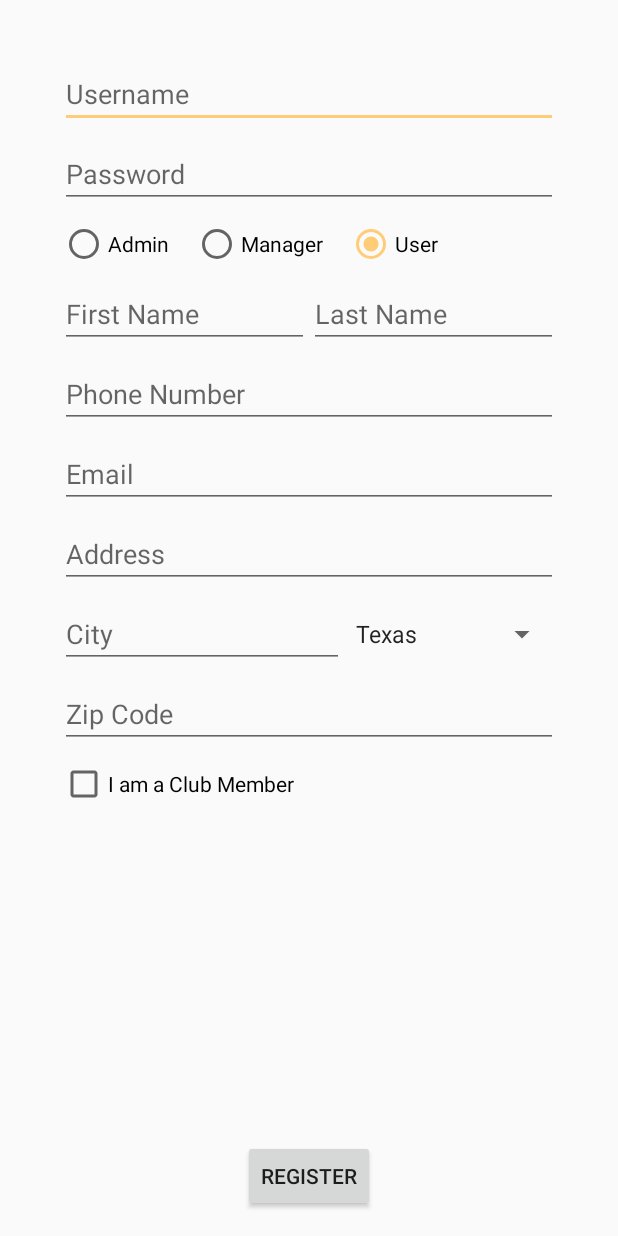
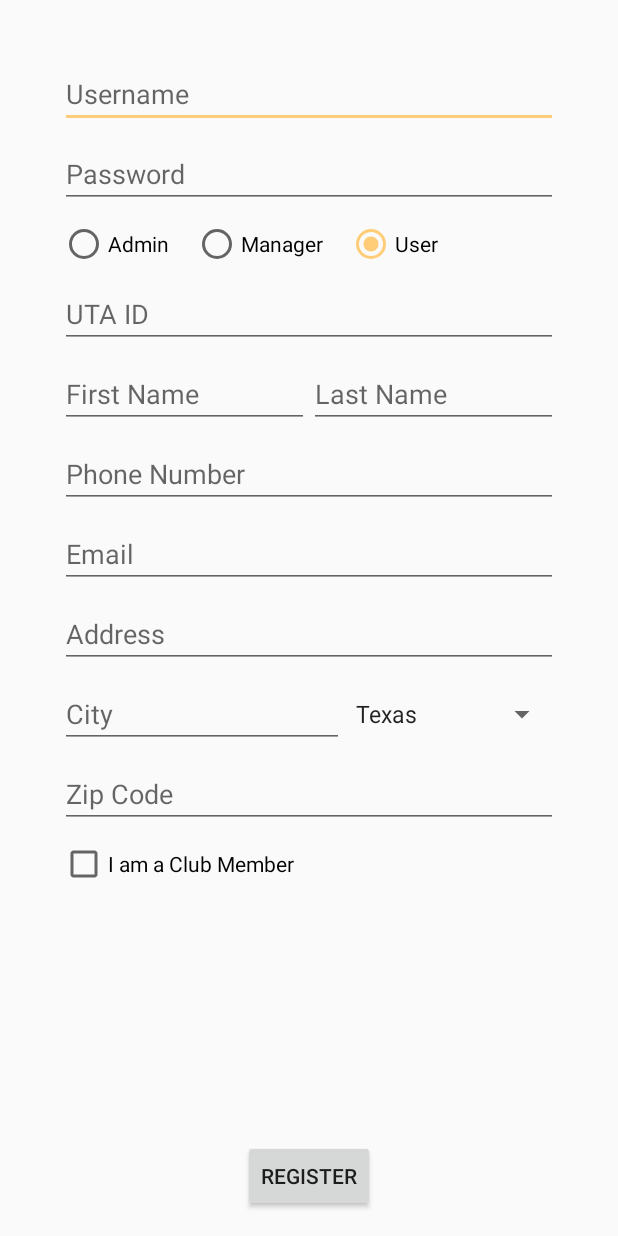
Before and after one commit to Astroleander/uta-assignment-project-team-4, an Android app: the RegisterActivity screen opened directly, with no data from a screen before it, on a phone screen of 412 x 824 dp. Run offline under Robolectric (Android 15) with nearby library versions, the phone set to English and light mode, and no system bars.

```diff
--- a/project/app/src/main/java/mavs/uta/team4carental/ui/RegisterActivity.java
+++ b/project/app/src/main/java/mavs/uta/team4carental/ui/RegisterActivity.java
@@ -25,6 +25,7 @@ public class RegisterActivity extends AppCompatActivity {
     private EditText username;
     private EditText password;
     private RadioGroup role;
+    private EditText uta_id;
     private EditText lastname;
     private EditText firstname;
     private EditText phone;
@@ -96,7 +97,7 @@ public class RegisterActivity extends AppCompatActivity {
                     getStringFromEditText(username),
                     getStringFromEditText(password),
                     role,
-                    null,
+                    getStringFromEditText(uta_id),
                     getStringFromEditText(lastname),
                     getStringFromEditText(firstname),
                     getStringFromEditText(phone),
@@ -122,6 +123,7 @@ public class RegisterActivity extends AppCompatActivity {
 
         username = findViewById(R.id.username);
         password = findViewById(R.id.password);
+        uta_id = findViewById(R.id.uta_id);
         firstname = findViewById(R.id.first_name);
         lastname = findViewById(R.id.last_name);
         phone = findViewById(R.id.phone);
--- a/project/app/src/main/java/mavs/uta/team4carental/utils/EnumTable.java
+++ b/project/app/src/main/java/mavs/uta/team4carental/utils/EnumTable.java
@@ -7,6 +7,7 @@ public class EnumTable {
         public static final String USERNAME = "username";
         public static final String PASSWORD = "password";
         public static final String ROLE = "role";
+        public static final String UTAID = "uta_id";
         public static final String LASTNAME = "lastname";
         public static final String FIRSTNAME = "firstname";
         public static final String PHONE = "phone";
--- a/project/app/src/main/res/layout/activity_register.xml
+++ b/project/app/src/main/res/layout/activity_register.xml
@@ -76,6 +76,23 @@
             android:layout_height="match_parent" />
     </RadioGroup>
 
+    <EditText
+        android:id="@+id/uta_id"
+        android:layout_width="0dp"
+        android:layout_height="wrap_content"
+        android:layout_marginStart="24dp"
+        android:layout_marginTop="8dp"
+        android:layout_marginEnd="24dp"
+        android:hint="UTA ID"
+        android:autofillHints="UTA ID"
+        android:imeActionLabel="UTA ID"
+        android:imeOptions="actionDone"
+        android:inputType="textPassword"
+        android:selectAllOnFocus="true"
+        app:layout_constraintEnd_toEndOf="parent"
+        app:layout_constraintStart_toStartOf="parent"
+        app:layout_constraintTop_toBottomOf="@+id/role" />
+
     <LinearLayout
         android:id="@+id/name_wrapper"
         android:layout_width="match_parent"
@@ -83,7 +100,9 @@
         android:orientation="horizontal"
         android:layout_marginStart="24dp"
         android:layout_marginEnd="24dp"
-        app:layout_constraintTop_toBottomOf="@id/role">
+        app:layout_constraintTop_toBottomOf="@id/uta_id">
+
+
         <EditText
             android:id="@+id/first_name"
             android:layout_weight="1"
--- a/project/app/src/main/res/layout/activity_view_selected_user_profile.xml
+++ b/project/app/src/main/res/layout/activity_view_selected_user_profile.xml
@@ -151,6 +151,12 @@
             app:layout_constraintEnd_toEndOf="parent"
             app:layout_constraintStart_toStartOf="parent"
             app:layout_constraintTop_toBottomOf="@+id/View_Selected_User_Profile_Member"/>
+        <Button
+            android:id="@+id/View_Selected_User_Profile_EditButton"
+            android:layout_width="wrap_content"
+            android:layout_height="wrap_content"
+            android:layout_gravity="center"
+            app:layout_constraintTop_toBottomOf="@id/View_Selected_User_Profile_Status"/>
     </LinearLayout>
 
 
```
Also changed, not shown: project/app/src/main/java/mavs/uta/team4carental/utils/DBHelper.java (+21 -9 lines).
